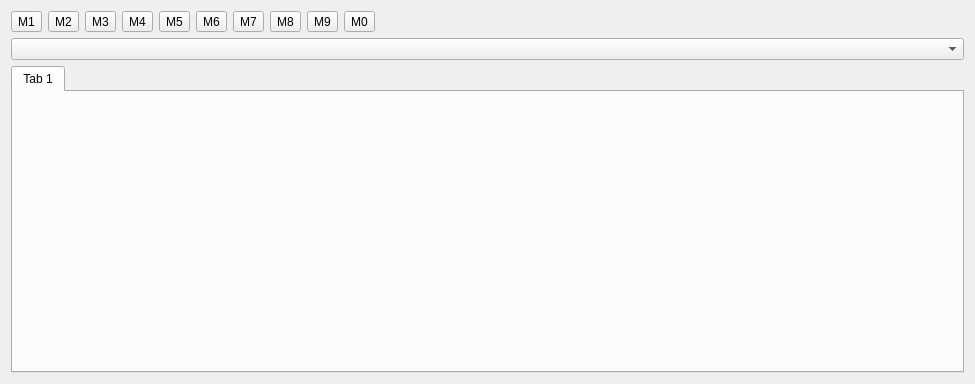
Old version of the form src/SeerCommandLogsWidget.ui in the repository epasveer/seer.
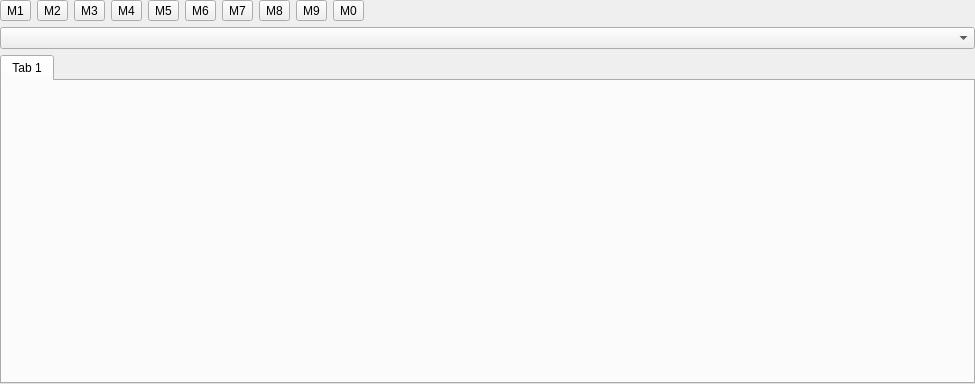
New version of the form. Custom widgets are drawn as their Qt base class.

Commit message: First pass at creating the CommandLogsWidget.

Diff of the .ui file:
```diff
--- a/src/SeerCommandLogsWidget.ui
+++ b/src/SeerCommandLogsWidget.ui
@@ -14,6 +14,18 @@
    <string>Seer - Commands and Logs</string>
   </property>
   <layout class="QVBoxLayout" name="verticalLayout">
+   <property name="leftMargin">
+    <number>0</number>
+   </property>
+   <property name="topMargin">
+    <number>0</number>
+   </property>
+   <property name="rightMargin">
+    <number>0</number>
+   </property>
+   <property name="bottomMargin">
+    <number>0</number>
+   </property>
    <item>
     <layout class="QHBoxLayout" name="horizontalLayout">
      <item>
```
Left out of the diff: 24 changed lines with no effect on the pictures. The commit also changes 3 other files.
